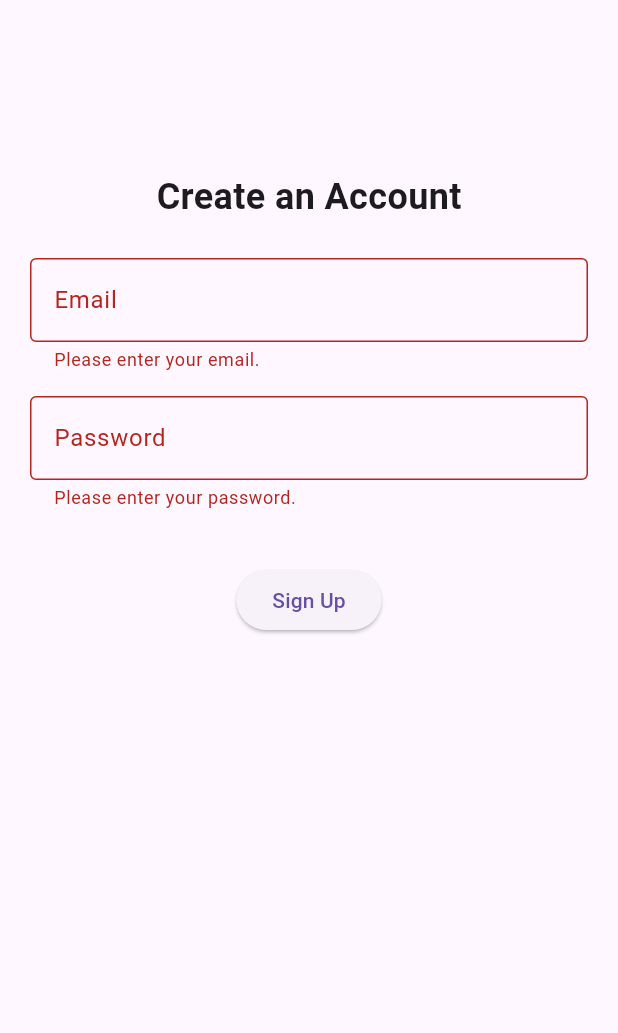
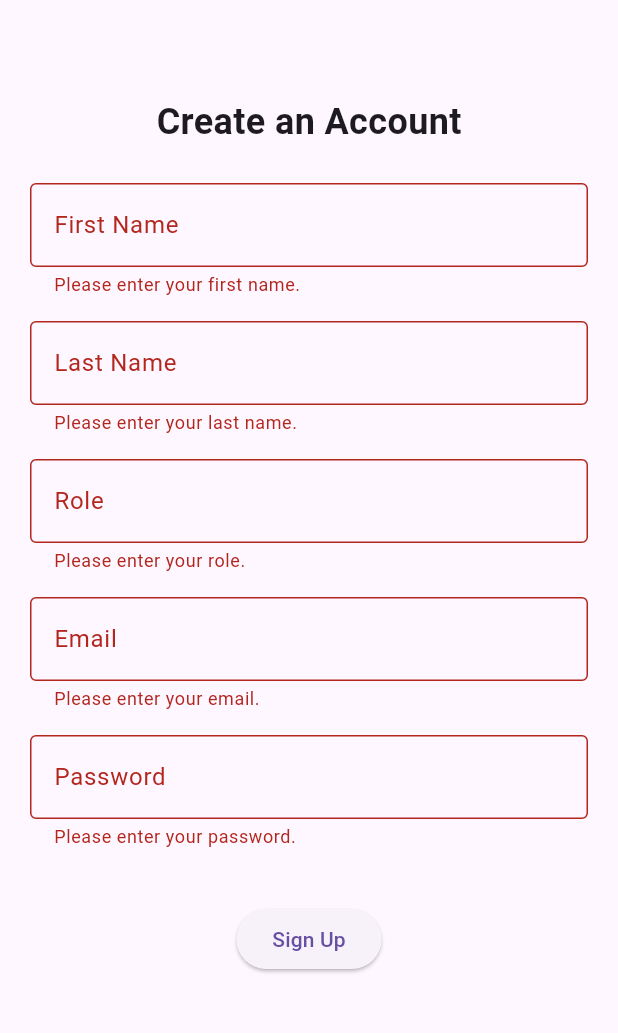
Before and after one commit to sakim5027/message_board, a Flutter app: the RegisterScreen screen opened directly, after a tap on "Sign Up", on a phone screen of 412 x 824 dp, the part 63-1096 px from its top. Run offline on Flutter 3.47's test engine with Material 3 defaults, Android fonts, the phone set to English and light mode, and no system bars; our stand-ins replace cloud_firestore, firebase_auth, firebase_core; accounts and stored records are empty.

Commit message:
updated codes to store user's firstname, lastname and role

```diff
--- a/lib/register_screen.dart
+++ b/lib/register_screen.dart
@@ -1,7 +1,9 @@
 import 'package:flutter/material.dart';
 import 'package:firebase_auth/firebase_auth.dart';
+import 'package:firebase_core/firebase_core.dart';
 
 import 'auth_service.dart';
+import 'user_record_service.dart';
 
 // RegisterScreen allows users to create an account.
 class RegisterScreen extends StatefulWidget {
@@ -14,18 +16,30 @@ class RegisterScreen extends StatefulWidget {
 class _RegisterScreenState extends State<RegisterScreen> {
   final _formKey = GlobalKey<FormState>();
 
+  // User information
+  final firstNameController = TextEditingController();
+  final lastNameController = TextEditingController();
+  final roleController = TextEditingController();
+
+  // Login information
   final emailController = TextEditingController();
   final passwordController = TextEditingController();
 
-  // Use the professor's AuthService.
+  // Use the professor's services.
   final AuthService _auth = AuthService();
+  final UserRecordService _userRecord = UserRecordService();
 
   bool _isLoading = false;
   String _error = '';
 
+  // Remember the created account if the Firestore save fails.
+  User? _createdUser;
+
   Future<void> _signUp() async {
-    // Check form validation first.
-    if (_isLoading || !_formKey.currentState!.validate()) {
+    if (_isLoading) return;
+
+    // Validate only before creating the account.
+    if (_createdUser == null && !_formKey.currentState!.validate()) {
       return;
     }
 
@@ -35,14 +49,47 @@ class _RegisterScreenState extends State<RegisterScreen> {
     });
 
     try {
-      // Register with the professor's AuthService.
-      await _auth.register(
-        email: emailController.text,
-        password: passwordController.text,
-      );
+      // Step 1: Create Firebase Authentication account.
+      // Do not register again if the account already exists.
+      if (_createdUser == null) {
+        final credential = await _auth.register(
+          email: emailController.text,
+          password: passwordController.text,
+        );
 
-      // Firebase automatically signs in the new user.
-      // Return to AuthGate after successful registration.
+        if (credential.user == null) {
+          throw StateError('Registration returned no user.');
+        }
+
+        _createdUser = credential.user;
+      }
+
+      // Make sure the same user is still signed in.
+      if (_auth.currentUser?.uid != _createdUser!.uid) {
+        throw StateError('Please sign in to your new account before retrying.');
+      }
+
+      // Step 2: Save user information to Firestore.
+      // On retry, check whether the record already exists.
+      bool recordExists = false;
+
+      if (_createdUser != null) {
+        // A first save also uses this check to avoid
+        // overwriting an existing user document.
+        recordExists = await _userRecord.userRecordExists(_createdUser!.uid);
+      }
+
+      if (!recordExists) {
+        await _userRecord.saveUserRecord(
+          _createdUser!,
+          firstName: firstNameController.text.trim(),
+          lastName: lastNameController.text.trim(),
+          role: roleController.text.trim(),
+        );
+      }
+
+      // Step 3: Registration and profile save completed.
+      // Return to AuthGate.
       if (mounted) {
         Navigator.pop(context);
       }
@@ -57,10 +104,29 @@ class _RegisterScreenState extends State<RegisterScreen> {
         } else if (e.code == 'invalid-email') {
           _error = 'Please enter a valid email.';
         } else if (e.code == 'network-request-failed') {
-          _error = 'Please check your internet connection.';
+          _error = 'Check your internet connection.';
         } else {
-          _error = 'Sign-up failed. Please try again.';
+          _error = 'Registration failed. Please try again.';
         }
+      });
+    } on FirebaseException catch (e) {
+      if (!mounted) return;
+
+      setState(() {
+        _error = _createdUser != null
+            ? 'Account created, profile not saved. '
+                  'Please retry saving your profile.'
+            : 'Registration failed. Please try again.';
+      });
+    } catch (e) {
+      if (!mounted) return;
+
+      setState(() {
+        _error = _createdUser != null
+            ? 'Profile could not be completed. '
+                  'Please retry or sign in to recover your profile.'
+            : 'Registration could not be confirmed. '
+                  'Please sign in to check your account.';
       });
     } finally {
       if (mounted) {
@@ -73,6 +139,9 @@ class _RegisterScreenState extends State<RegisterScreen> {
 
   @override
   void dispose() {
+    firstNameController.dispose();
+    lastNameController.dispose();
+    roleController.dispose();
     emailController.dispose();
     passwordController.dispose();
     super.dispose();
@@ -88,7 +157,7 @@ class _RegisterScreenState extends State<RegisterScreen> {
           key: _formKey,
           child: Column(
             children: [
-              const SizedBox(height: 80),
+              const SizedBox(height: 30),
 
               const Text(
                 'Create an Account',
@@ -97,9 +166,65 @@ class _RegisterScreenState extends State<RegisterScreen> {
 
               const SizedBox(height: 24),
 
-              // Email input
+              // First Name
+              TextFormField(
+                controller: firstNameController,
+                enabled: _createdUser == null,
+                decoration: const InputDecoration(
+                  labelText: 'First Name',
+                  border: OutlineInputBorder(),
+                ),
+                validator: (value) {
+                  if (value == null || value.trim().isEmpty) {
+                    return 'Please enter your first name.';
+                  }
+                  return null;
+                },
+              ),
+
+              const SizedBox(height: 16),
+
+              // Last Name
+              TextFormField(
+                controller: lastNameController,
+                enabled: _createdUser == null,
+                decoration: const InputDecoration(
+                  labelText: 'Last Name',
+                  border: OutlineInputBorder(),
+                ),
+                validator: (value) {
+                  if (value == null || value.trim().isEmpty) {
+                    return 'Please enter your last name.';
+                  }
+                  return null;
+                },
+              ),
+
+              const SizedBox(height: 16),
+
+              // Role
+              TextFormField(
+                controller: roleController,
+                enabled: _createdUser == null,
+                decoration: const InputDecoration(
+                  labelText: 'Role',
+                  hintText: 'e.g., student',
+                  border: OutlineInputBorder(),
+                ),
+                validator: (value) {
+                  if (value == null || value.trim().isEmpty) {
+                    return 'Please enter your role.';
+                  }
+                  return null;
+                },
+              ),
+
+              const SizedBox(height: 16),
+
+              // Email
               TextFormField(
                 controller: emailController,
+                enabled: _createdUser == null,
                 keyboardType: TextInputType.emailAddress,
                 decoration: const InputDecoration(
                   labelText: 'Email',
@@ -121,9 +246,10 @@ class _RegisterScreenState extends State<RegisterScreen> {
 
               const SizedBox(height: 16),
 
-              // Password input
+              // Password
               TextFormField(
                 controller: passwordController,
+                enabled: _createdUser == null,
                 obscureText: true,
                 decoration: const InputDecoration(
                   labelText: 'Password',
@@ -144,16 +270,22 @@ class _RegisterScreenState extends State<RegisterScreen> {
 
               const SizedBox(height: 16),
 
-              // Show error message
+              // Display error message
               if (_error.isNotEmpty)
                 Text(_error, style: const TextStyle(color: Colors.red)),
 
               const SizedBox(height: 20),
 
-              // Sign Up button
+              // Register or retry saving the profile
               ElevatedButton(
                 onPressed: _isLoading ? null : _signUp,
-                child: Text(_isLoading ? 'Registering...' : 'Sign Up'),
+                child: Text(
+                  _isLoading
+                      ? 'Processing...'
+                      : _createdUser != null
+                      ? 'Retry Save Profile'
+                      : 'Sign Up',
+                ),
               ),
             ],
           ),
--- a/lib/user_record_service.dart
+++ b/lib/user_record_service.dart
@@ -17,4 +17,14 @@ class UserRecordService {
       'registrationDateTime': FieldValue.serverTimestamp(),
     });
   }
+
+  // Check whether this user already has a Firestore record.
+  Future<bool> userRecordExists(String uid) async {
+    final document = await FirebaseFirestore.instance
+        .collection('users')
+        .doc(uid)
+        .get(const GetOptions(source: Source.server));
+
+    return document.exists;
+  }
 }
```
